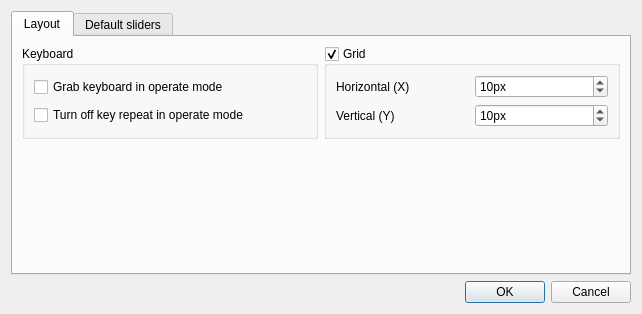
Andersbakken/qlc, file ui/src/vcproperties.ui: the form before one commit.
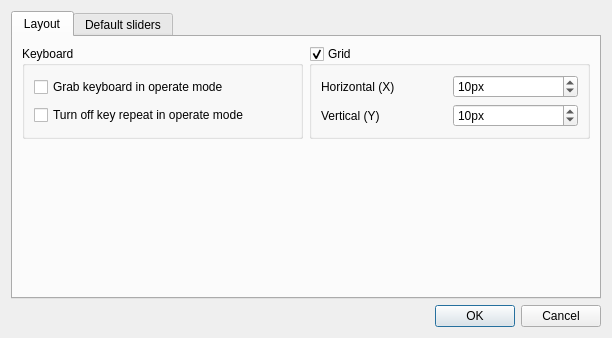
The form after the commit.

What changed in the file:
```diff
--- a/ui/src/vcproperties.ui
+++ b/ui/src/vcproperties.ui
@@ -6,8 +6,8 @@
    <rect>
     <x>0</x>
     <y>0</y>
-    <width>642</width>
-    <height>314</height>
+    <width>612</width>
+    <height>338</height>
    </rect>
   </property>
   <property name="windowTitle">
```
Left out of the diff: 6 changed lines with no effect on the pictures.
